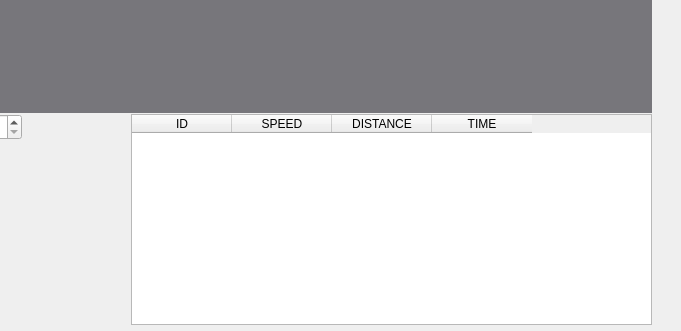
Qt form Intelligence_Vehicle_GUI/ui/log_window.ui (addinedu-ros-6th/deeplearning-repo-3) before a commit; both pictures show x 379 to 1060 and y 376 to 707 of the 1060 by 707 pixel window.
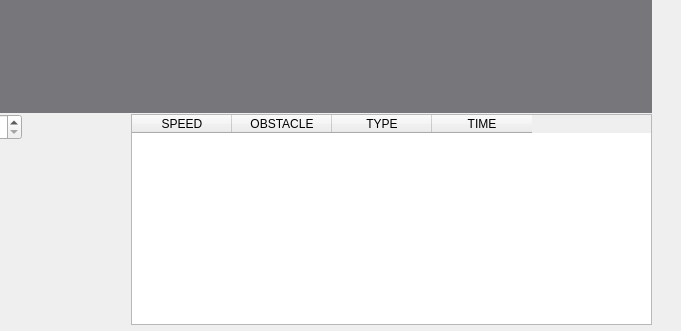
The same form after that commit.

Diff of the .ui file:
```diff
--- a/Intelligence_Vehicle_GUI/ui/log_window.ui
+++ b/Intelligence_Vehicle_GUI/ui/log_window.ui
@@ -123,11 +123,6 @@
    <property name="sortingEnabled">
     <bool>true</bool>
    </property>
-   <column>
-    <property name="text">
-     <string>ID</string>
-    </property>
-   </column>
    <column>
     <property name="text">
      <string>SPEED</string>
@@ -135,7 +130,12 @@
    </column>
    <column>
     <property name="text">
-     <string>DISTANCE</string>
+     <string>OBSTACLE</string>
+    </property>
+   </column>
+   <column>
+    <property name="text">
+     <string>TYPE</string>
     </property>
    </column>
    <column>
```
